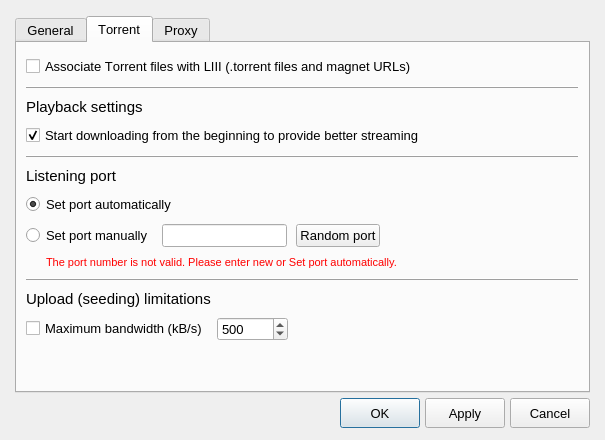
Before: the Qt Designer form src/gui/preferences.ui in aliakseis/LIII, drawn with Qt 5.
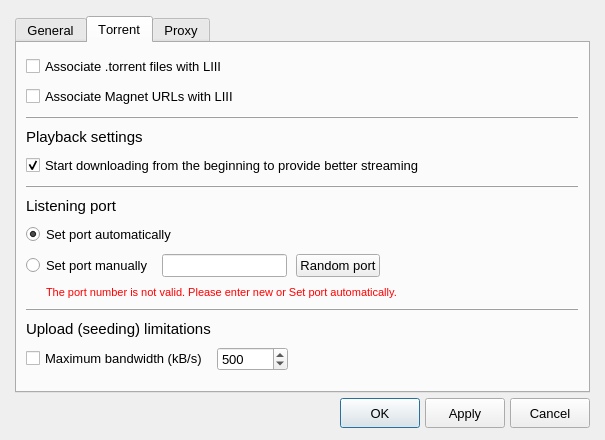
After: the same form once the commit is applied. The open tabs and pages were chosen to show the change. Icons and pictures are not drawn. Custom widgets are drawn as their Qt base class.

Commit message: separating torrent and magnet options - initial revision

```diff
--- a/src/gui/preferences.ui
+++ b/src/gui/preferences.ui
@@ -759,7 +759,14 @@
             <item>
              <widget class="QCheckBox" name="torrentAssociateCheckbox">
               <property name="text">
-               <string>Associate Torrent files with LIII (.torrent files and magnet URLs)</string>
+               <string>Associate .torrent files with LIII</string>
+              </property>
+             </widget>
+            </item>
+            <item>
+             <widget class="QCheckBox" name="magnetAssociateCheckbox">
+              <property name="text">
+               <string>Associate Magnet URLs with LIII</string>
               </property>
              </widget>
             </item>
```
The commit also changes 10 other files.
